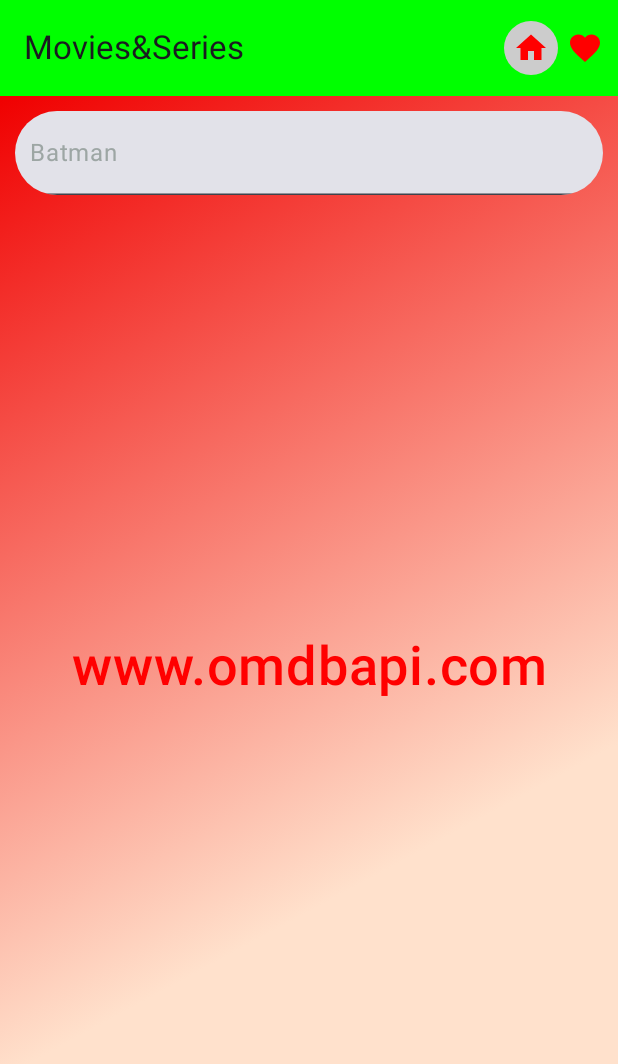
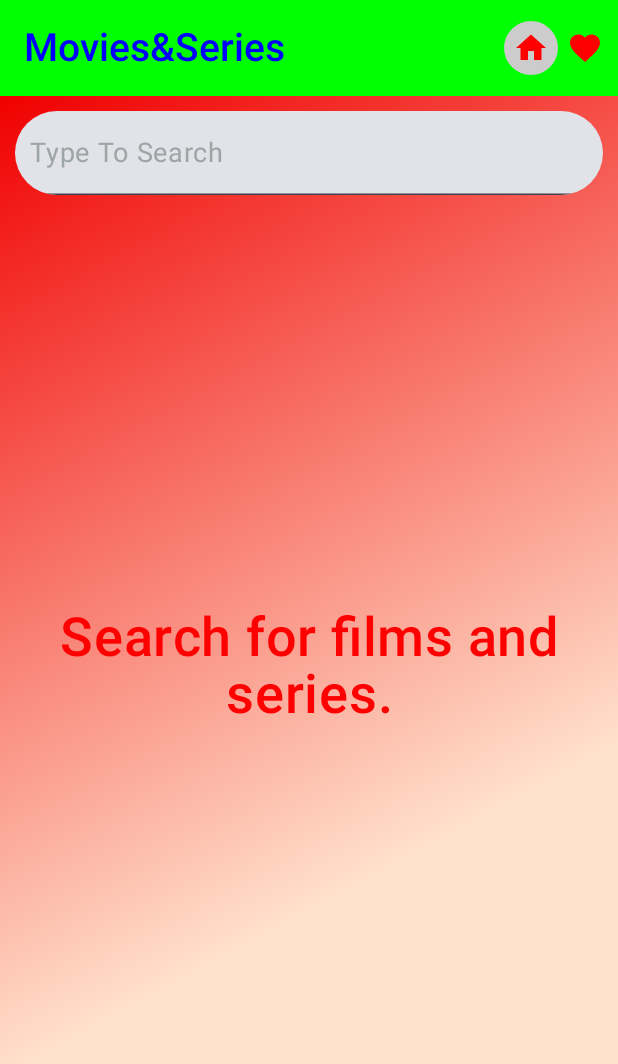
Before and after one commit to YusufAliHCGL/Movies-SeriesApp, an Android app built with Jetpack Compose: the screen it shows after launch (MainActivity), on a phone screen of 412 x 824 dp. Shown: the top 1064 px of the screen. Run offline under Robolectric (Android 15) with nearby library versions, the phone set to English and light mode, and no system bars; our stand-ins replace Dagger/Hilt's generated code, Room's generated code.

Commit message:
Application bugs fixed.

```diff
--- a/app/src/main/java/com/example/moviesseriesapp/domain/use_case/get_favorites_from_database/GetFavoritesFromDatabaseUseCase.kt
+++ b/app/src/main/java/com/example/moviesseriesapp/domain/use_case/get_favorites_from_database/GetFavoritesFromDatabaseUseCase.kt
@@ -15,7 +15,7 @@
             if (response.isNotEmpty()) {
                 emit(Resource.Success(data = response))
             }else {
-                emit(Resource.Error(message = "Favorite List is Empty"))
+                emit(Resource.Error(message = "Favorites List is Empty"))
             }
         }catch (e: Exception) {
             emit(Resource.Error(message = e.localizedMessage ?: "Error", data = null))
--- a/app/src/main/java/com/example/moviesseriesapp/domain/use_case/get_movies/GetMoviesUseCase.kt
+++ b/app/src/main/java/com/example/moviesseriesapp/domain/use_case/get_movies/GetMoviesUseCase.kt
@@ -3,6 +3,7 @@
 import com.example.moviesseriesapp.data.remote.dto.toMovies
 import com.example.moviesseriesapp.domain.model.Movie
 import com.example.moviesseriesapp.domain.repository.MoviesRepository
+import com.example.moviesseriesapp.util.Constants.EMPTY_SEARCH_STRING
 import com.example.moviesseriesapp.util.Resource
 import kotlinx.coroutines.flow.Flow
 import kotlinx.coroutines.flow.flow
@@ -14,11 +15,15 @@
     fun executeGetMovies(search: String): Flow<Resource<List<Movie>>> = flow {
         try {
             emit(Resource.Loading())
-            val moviesDto = moviesRepository.getMovies(search)
-            if (moviesDto.response == "True") {
-                emit(Resource.Success(data = moviesDto.toMovies()))
+            if (search.isEmpty()) {
+                emit(Resource.Error(message = EMPTY_SEARCH_STRING))
             }else {
-                emit(Resource.Error(message = "No Result Found!"))
+                val moviesDto = moviesRepository.getMovies(search)
+                if (moviesDto.response == "True") {
+                    emit(Resource.Success(data = moviesDto.toMovies()))
+                }else {
+                    emit(Resource.Error(message = "No Result Found!"))
+                }
             }
         }catch (e: Exception) {
             emit(Resource.Error(message = e.localizedMessage ?: "Error!"))
--- a/app/src/main/java/com/example/moviesseriesapp/presentation/favorites/FavoritesViewModel.kt
+++ b/app/src/main/java/com/example/moviesseriesapp/presentation/favorites/FavoritesViewModel.kt
@@ -19,10 +19,7 @@
     val state: State<FavoritesState>
         get() = _state
 
-    init {
-        getFavorites()
-    }
-    private fun getFavorites() {
+    fun getFavorites() {
         getFavoritesFromDatabaseUseCase.executeGetFavoritesFromDatabase().onEach { resource ->
             when(resource) {
                 is Resource.Error -> {
--- a/app/src/main/java/com/example/moviesseriesapp/presentation/main/AppBar.kt
+++ b/app/src/main/java/com/example/moviesseriesapp/presentation/main/AppBar.kt
@@ -13,48 +13,64 @@
 import androidx.compose.material3.TopAppBar
 import androidx.compose.material3.TopAppBarDefaults
 import androidx.compose.runtime.Composable
-import androidx.compose.runtime.mutableStateOf
-import androidx.compose.runtime.remember
+import androidx.compose.runtime.getValue
 import androidx.compose.ui.Modifier
 import androidx.compose.ui.graphics.Color
+import androidx.compose.ui.text.font.FontWeight
 import androidx.compose.ui.unit.dp
+import androidx.compose.ui.unit.sp
 import androidx.navigation.NavController
+import androidx.navigation.compose.currentBackStackEntryAsState
 import com.example.moviesseriesapp.presentation.Screen
+import com.example.moviesseriesapp.util.Constants.IMDB_ID
 
 
 @OptIn(ExperimentalMaterial3Api::class)
 @Composable
 fun AppBar(navController: NavController) {
     TopAppBar(title = {
-        Text(text = "Movies&Series")},
+        Text(text = "Movies&Series", fontSize = 26.sp, fontWeight = FontWeight.W500, color = Color(0,0,255))},
         colors = TopAppBarDefaults.topAppBarColors(
         Color.Green
     ), actions = {
-        val screen = remember {
-            mutableStateOf(Screen.MoviesScreen.route)
+
+        val currentDestinationState by navController.currentBackStackEntryAsState()
+        val currentDestination = currentDestinationState?.destination?.route
+            if(currentDestination != Screen.MovieDetailsScreen.route+"/{${IMDB_ID}}") {
+            Icon(imageVector = Icons.Default.Home, contentDescription = "ListScreen",
+                tint = Color.Red, modifier = Modifier
+                    .background(
+                        if (currentDestination == Screen.MoviesScreen.route) Color.LightGray else Color.Green,
+                        shape = CircleShape
+                    )
+                    .clickable {
+                        if (currentDestination != Screen.MoviesScreen.route) {
+                            navController.navigate(route = Screen.MoviesScreen.route) {
+                                popUpTo(Screen.MoviesScreen.route) { inclusive = false }
+                                launchSingleTop = true
                             }
-        Icon(imageVector = Icons.Default.Home, contentDescription = "ListScreen",
-                tint = Color.Red, modifier = Modifier.
-                background(
-                    if (screen.value == Screen.MoviesScreen.route) Color.LightGray else Color.Green, shape = CircleShape )
-                .clickable {
-                    if (screen.value != Screen.MoviesScreen.route) {
-                        navController.navigate(route = Screen.MoviesScreen.route)
-                        screen.value = Screen.MoviesScreen.route
                         }
-                }.padding(6.dp))
+                    }
+                    .padding(6.dp)
+            )
 
             Icon(imageVector = Icons.Default.Favorite, contentDescription = "Favorites",
                 tint = Color.Red, modifier = Modifier
                     .background(
-                    if (screen.value == Screen.FavoritesScreen.route) Color.LightGray else Color.Green, shape = CircleShape
-               ).clickable {
-                   if (screen.value != Screen.FavoritesScreen.route) {
-                       navController.navigate(route = Screen.FavoritesScreen.route)
-                       screen.value = Screen.FavoritesScreen.route
+                        if (currentDestination == Screen.FavoritesScreen.route) Color.LightGray else Color.Green,
+                        shape = CircleShape
+                    )
+                    .clickable {
+                        if (currentDestination != Screen.FavoritesScreen.route) {
+                            navController.navigate(route = Screen.FavoritesScreen.route) {
+                                popUpTo(Screen.FavoritesScreen.route) { inclusive = false }
+                                launchSingleTop = true
                             }
-               }.padding(6.dp))
-
+                        }
+                    }
+                    .padding(6.dp)
+            )
+        }
 
     })
 }
--- a/app/src/main/java/com/example/moviesseriesapp/presentation/movie_details/MovieDetailsViewModel.kt
+++ b/app/src/main/java/com/example/moviesseriesapp/presentation/movie_details/MovieDetailsViewModel.kt
@@ -60,7 +60,6 @@
                         _favoriteState.value = FavoriteState(isLoading = true)
                     }
                     is Resource.Success -> {
-
                         _controlState.value = ControlState(isThere = false)
                     }
 
--- a/app/src/main/java/com/example/moviesseriesapp/presentation/movies/MoviesState.kt
+++ b/app/src/main/java/com/example/moviesseriesapp/presentation/movies/MoviesState.kt
@@ -6,5 +6,5 @@
     val isLoading: Boolean = false,
     val error: String = "",
     val movies: List<Movie> = emptyList(),
-    val search: String = "batman"
+    val search: String = ""
 )
--- a/app/src/main/java/com/example/moviesseriesapp/presentation/movies/views/MoviesListRow.kt
+++ b/app/src/main/java/com/example/moviesseriesapp/presentation/movies/views/MoviesListRow.kt
@@ -46,7 +46,6 @@
         val imageSize = (maxWidth.value/2).dp
         Row( modifier = Modifier
             .fillMaxWidth()
-            .padding(4.dp)
             .clickable {
                 onClick(movie.imdbID)
             }) {
@@ -60,6 +59,7 @@
             Box(modifier = Modifier
                 .size(imageSize, imageSize)
                 .clip(RoundedCornerShape(40.dp))
+                .padding(4.dp)
                 .border(width = 2.dp, brush = gradient, shape = RoundedCornerShape(40.dp))) {
                 Image(painter = rememberAsyncImagePainter(model = movie.poster, onLoading = {isImageLoading.value = true
                                                                                             isError.value = false},
--- a/app/src/main/java/com/example/moviesseriesapp/presentation/movies/views/MoviesScreen.kt
+++ b/app/src/main/java/com/example/moviesseriesapp/presentation/movies/views/MoviesScreen.kt
@@ -28,6 +28,7 @@
 import androidx.compose.ui.geometry.Offset
 import androidx.compose.ui.graphics.Brush
 import androidx.compose.ui.graphics.Color
+import androidx.compose.ui.text.TextStyle
 import androidx.compose.ui.text.font.FontWeight
 import androidx.compose.ui.text.style.TextAlign
 import androidx.compose.ui.unit.dp
@@ -52,16 +53,23 @@
             end = Offset(maxWidth.value, maxHeight.value)
         )
 
-        Box(modifier = Modifier.fillMaxSize().background(brush = gradientBackground)) {
+        Box(modifier = Modifier
+            .fillMaxSize()
+            .background(brush = gradientBackground)) {
             Column(modifier = Modifier.fillMaxSize()) {
-                MoviesSearchBar(hint = "Batman") {search ->
+                MoviesSearchBar(hint = "Type To Search") {search ->
                     moviesViewModel.onEvent(MoviesEvent.Search(search))
                 }
                 Spacer(modifier = Modifier.padding(5.dp))
                 LazyColumn {
                     items(state.movies) {movie ->
                         MoviesListRow(movie) {imdbId ->
-                            navController.navigate(route = Screen.MovieDetailsScreen.route+"/${imdbId}")
+                            navController.navigate(route = Screen.MovieDetailsScreen.route+"/${imdbId}") {
+                                popUpTo(Screen.MoviesScreen.route) {
+                                    inclusive = false
+                                }
+                                launchSingleTop = true
+                            }
                         }
                     }
                 }
@@ -86,7 +94,7 @@
             mutableStateOf("")
         }
         var isHintDisplayed by remember {
-            mutableStateOf(hint.isNotEmpty())
+            mutableStateOf(false)
         }
         TextField(value = text ,onValueChange = {
             text = it
@@ -95,6 +103,7 @@
         }),
             singleLine = true,
             maxLines = 1,
+            textStyle = TextStyle(fontSize = 18.sp, color = Color.Black, fontWeight = FontWeight.W500),
             modifier = Modifier
                 .fillMaxWidth()
                 .onFocusChanged {
@@ -106,7 +115,7 @@
                 .align(
                     alignment = Alignment.CenterStart
                 )
-                .padding(start = 10.dp))
+                .padding(start = 10.dp), fontSize = 18.sp)
         }
     }
 }
--- a/app/src/main/java/com/example/moviesseriesapp/util/Constants.kt
+++ b/app/src/main/java/com/example/moviesseriesapp/util/Constants.kt
@@ -5,4 +5,5 @@
     const val BASE_URL = "https://www.omdbapi.com/"
     const val IMDB_ID = "imdb_id"
     const val DATA_ERROR = "Data_Not_Found!!!"
+    const val EMPTY_SEARCH_STRING = "Search for films and series."
 }
```
Also changed, not shown: app/src/main/java/com/example/moviesseriesapp/presentation/favorites/view/FavoritesListRow.kt (+2 -6 lines), app/src/main/java/com/example/moviesseriesapp/presentation/favorites/view/FavoritesScreen.kt (+18 -3 lines), app/src/main/java/com/example/moviesseriesapp/presentation/movie_details/views/MovieDetailsScreen.kt (+32 -11 lines). Lines whose indentation alone changed are shown as unchanged.
